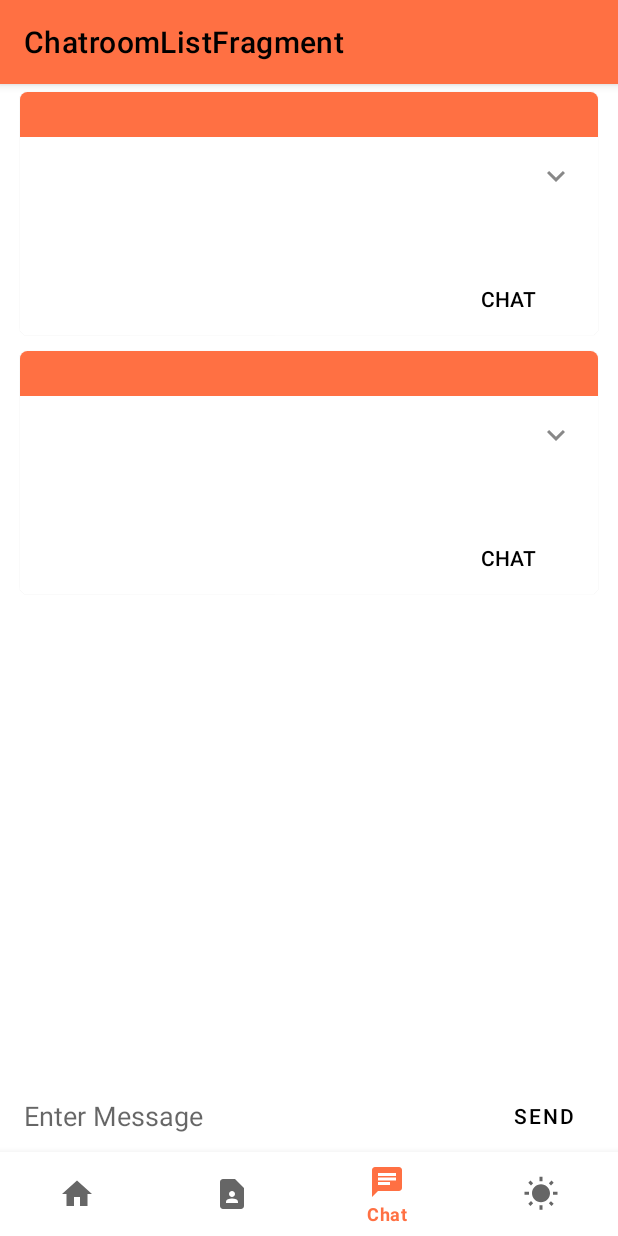
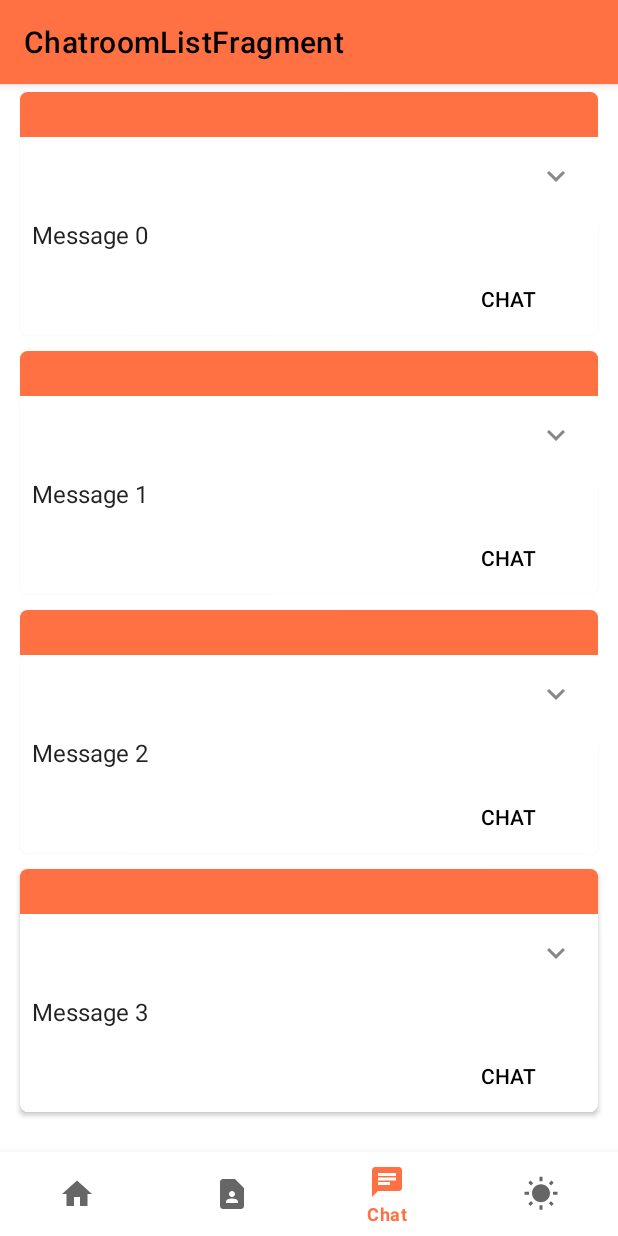
Before and after one commit to TCSS450S22G8/Team-8-TCSS-450, an Android app: the ChatroomListFragment screen opened through its navigation route, on a phone screen of 412 x 824 dp. Run offline under Robolectric (Android 15) with nearby library versions, the phone set to English and light mode, and no system bars; our stand-ins replace navigation-ui; libraries missing offline, so code that uses them is left out: com.auth0.android; 3 statements that could not run were skipped.

Commit message:
adjusted chat stuff

```diff
--- a/app/src/main/java/edu/uw/tcss450/group8/chatapp/ui/comms/chatrooms/ChatroomGenerator.java
+++ b/app/src/main/java/edu/uw/tcss450/group8/chatapp/ui/comms/chatrooms/ChatroomGenerator.java
@@ -16,7 +16,7 @@ import java.util.List;
 public final class ChatroomGenerator {
 
     private static final Chatroom[] CHATROOMS;
-    public static final int COUNT = 2;
+    public static final int COUNT = 4;
 
     /**
      *  generate mock chatroom
--- a/app/src/main/java/edu/uw/tcss450/group8/chatapp/ui/comms/chatrooms/ChatroomListFragment.java
+++ b/app/src/main/java/edu/uw/tcss450/group8/chatapp/ui/comms/chatrooms/ChatroomListFragment.java
@@ -37,7 +37,7 @@ public class ChatroomListFragment extends Fragment {
     public View onCreateView(LayoutInflater inflater, ViewGroup container,
                              Bundle savedInstanceState) {
         // Inflate the layout for this fragment
-        return inflater.inflate(R.layout.fragment_message_list, container, false);
+        return inflater.inflate(R.layout.fragment_chatroom_list, container, false);
     }
 
     @Override
--- a/app/src/main/java/edu/uw/tcss450/group8/chatapp/ui/comms/chatrooms/ChatroomRecyclerViewAdapter.java
+++ b/app/src/main/java/edu/uw/tcss450/group8/chatapp/ui/comms/chatrooms/ChatroomRecyclerViewAdapter.java
@@ -75,6 +75,8 @@ public class ChatroomRecyclerViewAdapter extends RecyclerView.Adapter<ChatroomRe
          */
         void setChatroom(final Chatroom chatroom) {
             mChatroom = chatroom;
+            binding.textPreview.setText(chatroom.getMessage());
+
            // binding.textMessageMessage.setText(chatroom.getMessage());
         }
     }
```
